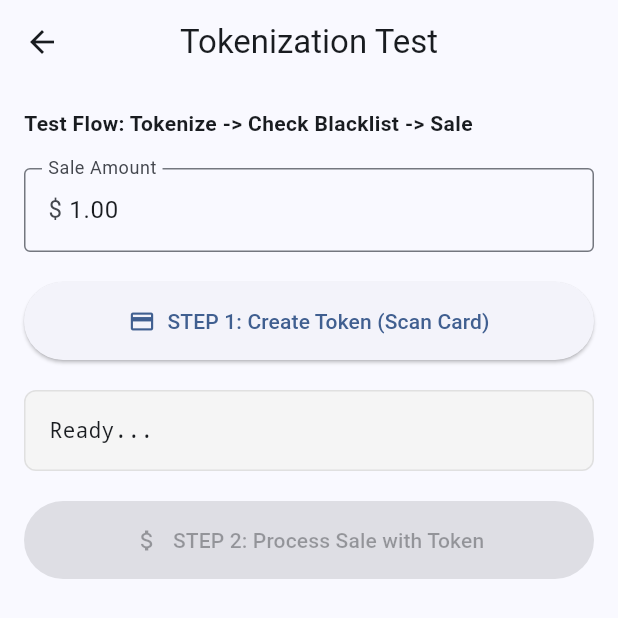
After one commit to maiguangyang/tripos_mobile, a Flutter app: the screen it shows after launch, after a tap on "TEST TOKENIZATION & BLACKLIST", on a phone screen of 412 x 824 dp. The commit adds this screen. Shown: the top 618 px of the screen. Run offline on Flutter 3.47's test engine with Material 3 defaults, Android fonts, the light colour scheme and no system bars; our stand-ins replace permission_handler, plugin_platform_interface.

Commit message:
初始化 todo

```diff
--- a/example/lib/main.dart
+++ b/example/lib/main.dart
@@ -3,6 +3,7 @@ import 'dart:async';
 import 'package:flutter/material.dart';
 import 'package:permission_handler/permission_handler.dart';
 import 'package:tripos_mobile/tripos_mobile.dart';
+import 'tokenization_page.dart'; // Import the new page
 
 void main() {
   runApp(const MyApp());
@@ -187,7 +188,6 @@ class _TriposHomePageState extends State<TriposHomePage> {
 
     // Listen to device events (now type-safe with DeviceEvent)
     _deviceEventSubscription = _tripos.deviceEventStream.listen((event) {
-
       setState(() {
         switch (event.type) {
           case DeviceEventType.connecting:
@@ -1231,6 +1231,28 @@ class _TriposHomePageState extends State<TriposHomePage> {
                         label: const Text('LINKED REFUND (by Transaction ID)'),
                       ),
                     ),
+                    const SizedBox(height: 12),
+                    // Test Tokenization Page Button
+                    SizedBox(
+                      width: double.infinity,
+                      child: ElevatedButton.icon(
+                        onPressed: () {
+                          Navigator.of(context).push(
+                            MaterialPageRoute(
+                              builder: (_) => const TokenizationPage(),
+                            ),
+                          );
+                        },
+                        style: ElevatedButton.styleFrom(
+                          backgroundColor: Colors.blueGrey,
+                          foregroundColor: Colors.white,
+                          padding: const EdgeInsets.symmetric(vertical: 16),
+                        ),
+                        icon: const Icon(Icons.security),
+                        label: const Text('TEST TOKENIZATION & BLACKLIST'),
+                      ),
+                    ),
+
                     if (_isLoading) ...[
                       const SizedBox(height: 16),
                       Center(
--- /dev/null
+++ b/example/lib/tokenization_page.dart
@@ -0,0 +1,251 @@
+import 'package:flutter/material.dart';
+import 'package:tripos_mobile/tripos_mobile.dart';
+
+class TokenizationPage extends StatefulWidget {
+  const TokenizationPage({super.key});
+
+  @override
+  State<TokenizationPage> createState() => _TokenizationPageState();
+}
+
+class _TokenizationPageState extends State<TokenizationPage> {
+  final _tripos = TriposMobile();
+  final _amountController = TextEditingController(text: '1.00');
+
+  bool _isLoading = false;
+  String _status = '';
+  String? _currentTokenId;
+
+  // Mock Blacklist (simulated)
+  final List<String> _blacklistedBins = [
+    '411111',
+    '400000',
+  ]; // Example blacklisted BINs
+  bool _isBlacklisted = false;
+
+  void _showSnackBar(String message, {bool isError = false}) {
+    ScaffoldMessenger.of(context).showSnackBar(
+      SnackBar(
+        content: Text(message),
+        backgroundColor: isError ? Colors.red : null,
+      ),
+    );
+  }
+
+  Future<void> _createToken() async {
+    setState(() {
+      _isLoading = true;
+      _status = 'Creating token... Please swipe/insert card.';
+      _currentTokenId = null;
+      _isBlacklisted = false;
+    });
+
+    try {
+      // 1. Create Token
+      final response = await _tripos.createToken(const CreateTokenRequest());
+
+      // Check if widget is mounted before using context
+      if (!mounted) return;
+
+      if (response.tokenId != null) {
+        setState(() {
+          _currentTokenId = response.tokenId;
+          _status =
+              'Token Created!\nID: ${_shorten(response.tokenId!)}\nBIN: ${response.bin ?? "Unknown"}';
+        });
+
+        _checkBlacklist(response.bin);
+      } else {
+        setState(() {
+          _status =
+              'Token creation failed: ${response.errorMessage ?? "Unknown error"}';
+        });
+        _showSnackBar('Token creation failed', isError: true);
+      }
+    } catch (e) {
+      if (!mounted) return;
+      setState(() {
+        _status = 'Error: $e';
+      });
+      _showSnackBar('Error: $e', isError: true);
+    } finally {
+      if (mounted) {
+        setState(() {
+          _isLoading = false;
+        });
+      }
+    }
+  }
+
+  void _checkBlacklist(String? bin) {
+    if (bin == null) {
+      setState(() {
+        _status += '\n\n⚠️ No BIN returned, cannot check blacklist.';
+      });
+      return;
+    }
+
+    // Simulate blacklist check
+    final isBlacklisted = _blacklistedBins.contains(bin);
+    setState(() {
+      _isBlacklisted = isBlacklisted;
+      if (isBlacklisted) {
+        _status += '\n\n❌ CARD BLACKLISTED (BIN: $bin). Sale blocked.';
+      } else {
+        _status += '\n\n✅ Card Safe (BIN: $bin). Ready for Sale.';
+      }
+    });
+  }
+
+  Future<void> _processSaleWithToken() async {
+    if (_currentTokenId == null) {
+      _showSnackBar('No token available. Create token first.', isError: true);
+      return;
+    }
+
+    if (_isBlacklisted) {
+      _showSnackBar('Card is blacklisted! Cannot process sale.', isError: true);
+      return;
+    }
+
+    final amount = double.tryParse(_amountController.text) ?? 0.0;
+    if (amount <= 0) {
+      _showSnackBar('Invalid amount');
+      return;
+    }
+
+    setState(() {
+      _isLoading = true;
+      _status = 'Processing Sale with Token...';
+    });
+
+    try {
+      final response = await _tripos.processSaleWithToken(
+        SaleWithTokenRequest(
+          tokenId: _currentTokenId!,
+          transactionAmount: amount,
+          referenceNumber: DateTime.now().millisecondsSinceEpoch.toString(),
+        ),
+      );
+
+      if (!mounted) return;
+
+      setState(() {
+        if (response.isApproved) {
+          _status =
+              '💰 Sale APPROVED!\nAmount: ${response.approvedAmount}\nTrans ID: ${response.host?.transactionId}';
+        } else {
+          _status = 'Sale DECLINED: ${response.errorMessage ?? "Unknown"}';
+        }
+      });
+    } catch (e) {
+      if (!mounted) return;
+      setState(() {
+        _status = 'Sale Error: $e';
+      });
+    } finally {
+      if (mounted) {
+        setState(() {
+          _isLoading = false;
+        });
+      }
+    }
+  }
+
+  String _shorten(String s) {
+    if (s.length > 10) {
+      return '${s.substring(0, 5)}...${s.substring(s.length - 5)}';
+    }
+    return s;
+  }
+
+  @override
+  Widget build(BuildContext context) {
+    return Scaffold(
+      appBar: AppBar(title: const Text('Tokenization Test')),
+      body: SingleChildScrollView(
+        padding: const EdgeInsets.all(16),
+        child: Column(
+          crossAxisAlignment: CrossAxisAlignment.stretch,
+          children: [
+            const Text(
+              'Test Flow: Tokenize -> Check Blacklist -> Sale',
+              style: TextStyle(fontWeight: FontWeight.bold),
+            ),
+            const SizedBox(height: 20),
+
+            // Amount
+            TextField(
+              controller: _amountController,
+              decoration: const InputDecoration(
+                labelText: 'Sale Amount',
+                border: OutlineInputBorder(),
+                prefixText: '\$ ',
+              ),
+              keyboardType: const TextInputType.numberWithOptions(
+                decimal: true,
+              ),
+            ),
+            const SizedBox(height: 20),
+
+            // Step 1: Create Token
+            ElevatedButton.icon(
+              onPressed: _isLoading ? null : _createToken,
+              icon: const Icon(Icons.credit_card),
+              label: const Text('STEP 1: Create Token (Scan Card)'),
+              style: ElevatedButton.styleFrom(
+                padding: const EdgeInsets.all(16),
+              ),
+            ),
+
+            const SizedBox(height: 20),
+
+            // Status Display
+            Container(
+              padding: const EdgeInsets.all(16),
+              decoration: BoxDecoration(
+                color: Colors.grey.shade100,
+                border: Border.all(color: Colors.grey.shade300),
+                borderRadius: BorderRadius.circular(8),
+              ),
+              child: Text(
+                _status.isEmpty ? 'Ready...' : _status,
+                style: const TextStyle(fontFamily: 'monospace'),
+              ),
+            ),
+
+            const SizedBox(height: 20),
+
+            // Step 2: Sale (only if token exists and not blacklisted)
+            ElevatedButton.icon(
+              onPressed:
+                  (_isLoading || _currentTokenId == null || _isBlacklisted)
+                  ? null
+                  : _processSaleWithToken,
+              icon: const Icon(Icons.attach_money),
+              label: const Text('STEP 2: Process Sale with Token'),
+              style: ElevatedButton.styleFrom(
+                backgroundColor: Colors.green,
+                foregroundColor: Colors.white,
+                padding: const EdgeInsets.all(16),
+              ),
+            ),
+
+            if (_isBlacklisted)
+              const Padding(
+                padding: EdgeInsets.only(top: 8.0),
+                child: Text(
+                  '🚫 Action Blocked: Card is in blacklist.',
+                  style: TextStyle(
+                    color: Colors.red,
+                    fontWeight: FontWeight.bold,
+                  ),
+                  textAlign: TextAlign.center,
+                ),
+              ),
+          ],
+        ),
+      ),
+    );
+  }
+}
--- a/lib/models/requests.dart
+++ b/lib/models/requests.dart
@@ -331,3 +331,87 @@ class AuthorizationCompletionRequest {
     'ticketNumber': ticketNumber,
   };
 }
+
+/// Create token request (Tokenize Only)
+class CreateTokenRequest {
+  /// Lane number
+  final String laneNumber;
+
+  /// Reference number
+  final String referenceNumber;
+
+  /// Cardholder present status
+  final CardHolderPresentCode cardholderPresentCode;
+
+  /// Clerk number
+  final String? clerkNumber;
+
+  /// Shift ID
+  final String? shiftId;
+
+  /// Ticket number
+  final String? ticketNumber;
+
+  const CreateTokenRequest({
+    this.laneNumber = '1',
+    this.referenceNumber = '',
+    this.cardholderPresentCode = CardHolderPresentCode.present,
+    this.clerkNumber,
+    this.shiftId,
+    this.ticketNumber,
+  });
+
+  Map<String, dynamic> toMap() => {
+    'laneNumber': laneNumber,
+    'referenceNumber': referenceNumber,
+    'cardholderPresentCode': cardholderPresentCode.name,
+    'clerkNumber': clerkNumber,
+    'shiftId': shiftId,
+    'ticketNumber': ticketNumber,
+  };
+}
+
+/// Sale transaction request using a Token
+class SaleWithTokenRequest extends TransactionRequest {
+  /// The token ID to use for payment
+  final String tokenId;
+
+  /// Convenience fee amount
+  final double? convenienceFeeAmount;
+
+  /// Sales tax amount
+  final double? salesTaxAmount;
+
+  /// Tip amount
+  final double? tipAmount;
+
+  const SaleWithTokenRequest({
+    required this.tokenId,
+    required super.transactionAmount,
+    super.laneNumber,
+    super.referenceNumber,
+    super.cardholderPresentCode =
+        CardHolderPresentCode.notPresent, // Default to not present for token
+    super.clerkNumber,
+    super.shiftId,
+    super.ticketNumber,
+    this.convenienceFeeAmount,
+    this.salesTaxAmount,
+    this.tipAmount,
+  });
+
+  @override
+  Map<String, dynamic> toMap() => {
+    'tokenId': tokenId,
+    'transactionAmount': transactionAmount,
+    'laneNumber': laneNumber,
+    'referenceNumber': referenceNumber,
+    'cardholderPresentCode': cardholderPresentCode.name,
+    'clerkNumber': clerkNumber,
+    'shiftId': shiftId,
+    'ticketNumber': ticketNumber,
+    'convenienceFeeAmount': convenienceFeeAmount,
+    'salesTaxAmount': salesTaxAmount,
+    'tipAmount': tipAmount,
+  };
+}
--- a/lib/models/responses.dart
+++ b/lib/models/responses.dart
@@ -494,3 +494,99 @@ class DeviceInfo {
     'firmwareVersion': firmwareVersion,
   };
 }
+
+/// Create token response
+class CreateTokenResponse {
+  /// Transaction status
+  final String transactionStatus;
+
+  /// Token ID generated
+  final String? tokenId;
+
+  /// BIN
+  final String? bin;
+
+  /// Card Logo
+  final String? cardLogo;
+
+  /// Error message
+  final String? errorMessage;
+
+  const CreateTokenResponse({
+    this.transactionStatus = 'unknown',
+    this.tokenId,
+    this.bin,
+    this.cardLogo,
+    this.errorMessage,
+  });
+
+  factory CreateTokenResponse.fromMap(Map<String, dynamic> map) {
+    return CreateTokenResponse(
+      transactionStatus: map['transactionStatus'] as String? ?? 'unknown',
+      tokenId: map['tokenId'] as String?,
+      bin: map['bin'] as String?,
+      cardLogo: map['cardLogo'] as String?,
+      errorMessage: map['errorMessage'] as String?,
+    );
+  }
+
+  Map<String, dynamic> toMap() => {
+    'transactionStatus': transactionStatus,
+    'tokenId': tokenId,
+    'bin': bin,
+    'cardLogo': cardLogo,
+    'errorMessage': errorMessage,
+  };
+}
+
+/// Sale with Token response (similar to SaleResponse)
+class SaleWithTokenResponse extends TransactionResponse {
+  /// Cashback amount
+  final double? cashbackAmount;
+
+  /// Tip amount
+  final double? tipAmount;
+
+  const SaleWithTokenResponse({
+    super.isApproved,
+    super.transactionStatus,
+    super.approvedAmount,
+    super.host,
+    super.card,
+    super.emv,
+    super.errorMessage,
+    super.signatureData,
+    super.tpId,
+    super.rawResponse,
+    this.cashbackAmount,
+    this.tipAmount,
+  });
+
+  factory SaleWithTokenResponse.fromMap(Map<String, dynamic> map) {
+    final transactionStatus = _parseTransactionStatus(
+      map['transactionStatus'] as String?,
+    );
+    return SaleWithTokenResponse(
+      isApproved: _isStatusApproved(transactionStatus),
+      transactionStatus: transactionStatus,
+      approvedAmount: (map['approvedAmount'] as num?)?.toDouble(),
+      host: HostResponse.fromMap(_toStringDynamicMap(map['host'])),
+      card: CardInfo.fromMap(_toStringDynamicMap(map['card'])),
+      emv: EmvInfo.fromMap(_toStringDynamicMap(map['emv'])),
+      errorMessage: map['errorMessage'] as String?,
+      signatureData: map['signatureData'] as String?,
+      tpId: map['tpId'] as String?,
+      rawResponse: map,
+      cashbackAmount: (map['cashbackAmount'] as num?)?.toDouble(),
+      tipAmount: (map['tipAmount'] as num?)?.toDouble(),
+    );
+  }
+
+  static TransactionStatus _parseTransactionStatus(String? value) {
+    if (value == null) return TransactionStatus.error;
+    return TransactionStatus.values.firstWhere(
+      (e) => e.name.toLowerCase() == value.toLowerCase(),
+      orElse: () => TransactionStatus.error,
+    );
+  }
+}
```
Also changed, not shown: lib/tripos_mobile.dart (+19 -0 lines), lib/tripos_mobile_method_channel.dart (+22 -0 lines), lib/tripos_mobile_platform_interface.dart (+14 -0 lines), example/pubspec.lock, 1 other file.
